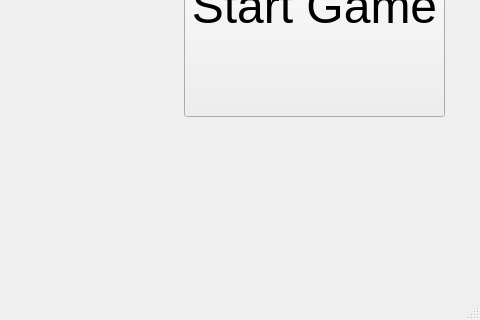
The window that User/User/Lobby_Interface.ui (xNaga09x/ProjectModernCpp) describes before a commit, drawn with Qt 5; both pictures show x 276 to 756 and y 211 to 531 of the 756 by 531 pixel window.
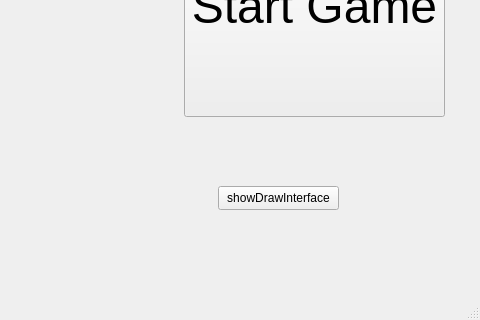
The same window after the commit.

Commit message: Added color buttons for Draw

What changed in the file:
```diff
--- a/User/User/Lobby_Interface.ui
+++ b/User/User/Lobby_Interface.ui
@@ -55,6 +55,19 @@
      <bool>false</bool>
     </property>
    </widget>
+   <widget class="QPushButton" name="drawButton">
+    <property name="geometry">
+     <rect>
+      <x>494</x>
+      <y>380</y>
+      <width>121</width>
+      <height>24</height>
+     </rect>
+    </property>
+    <property name="text">
+     <string>showDrawInterface</string>
+    </property>
+   </widget>
   </widget>
   <widget class="QMenuBar" name="menuBar">
    <property name="geometry">
```
The commit also changes 7 other files.
